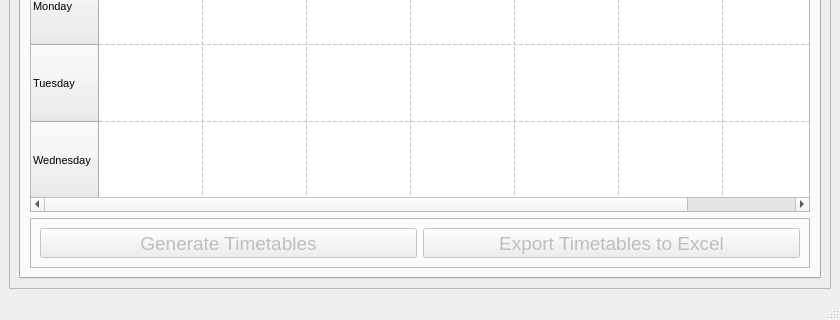
Old version of the form src/Gui_files/window.ui in the repository BAW2501/FSEI-M_TimeTabler; both pictures show x 0 to 840 and y 247 to 567 of the 840 by 567 pixel window.
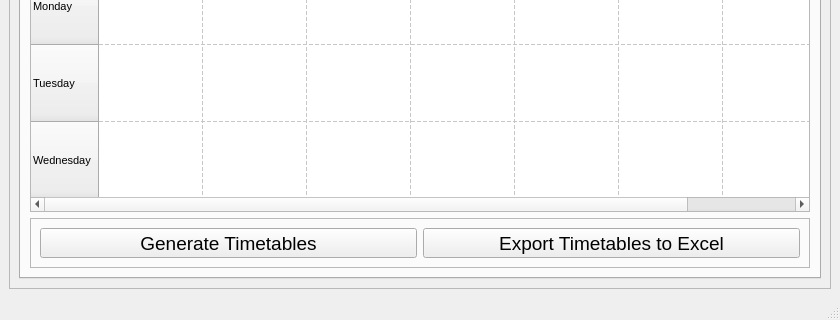
New version of the form. The open tabs and pages were chosen to show the change. Icons and pictures are not drawn.

Commit message: generation from gui working fixed multi prof assignment not working from gui

Diff of the .ui file:
```diff
--- a/src/Gui_files/window.ui
+++ b/src/Gui_files/window.ui
@@ -1496,7 +1496,7 @@
            <item>
             <widget class="QFrame" name="buttons_frame">
              <property name="enabled">
-              <bool>false</bool>
+              <bool>true</bool>
              </property>
              <property name="sizePolicy">
               <sizepolicy hsizetype="Minimum" vsizetype="MinimumExpanding">
@@ -1520,7 +1520,7 @@
               <item>
                <widget class="QPushButton" name="generate_pushButton">
                 <property name="enabled">
-                 <bool>false</bool>
+                 <bool>true</bool>
                 </property>
                 <property name="text">
                  <string>Generate Timetables</string>
@@ -1530,7 +1530,7 @@
               <item>
                <widget class="QPushButton" name="export_excel_pushButton">
                 <property name="enabled">
-                 <bool>false</bool>
+                 <bool>true</bool>
                 </property>
                 <property name="text">
                  <string>Export Timetables to Excel</string>
```
Left out of the diff: 347 changed lines with no effect on the pictures. The commit also changes 4 other files.
